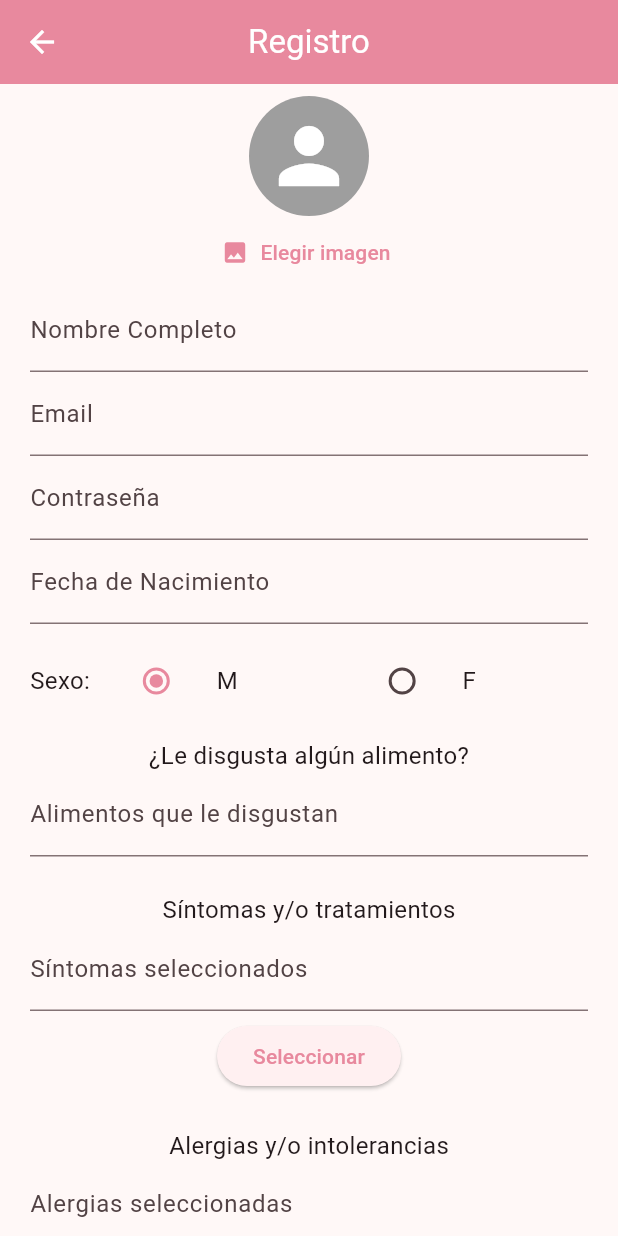
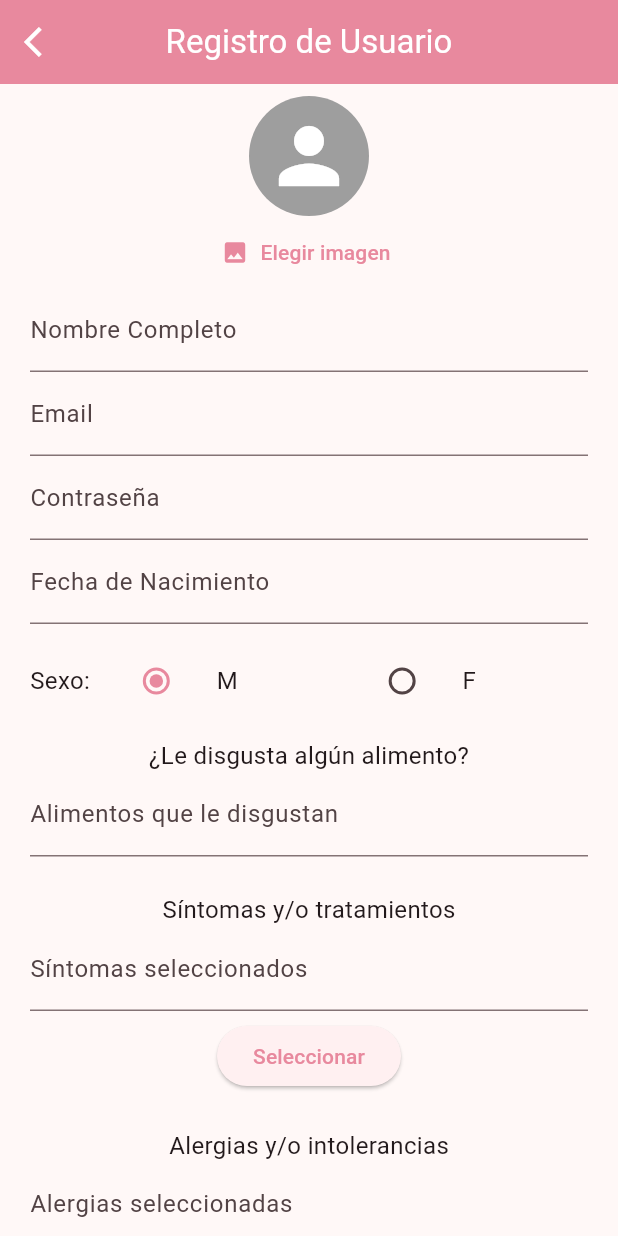
Before and after one commit to sabinelohnerv/proyecto-catas, a Flutter app: the screen it shows after launch, after a tap on an icon or button, on a phone screen of 412 x 824 dp. Run offline on Flutter 3.47's test engine with Material 3 defaults, Android fonts, the light colour scheme and no system bars; our stand-ins replace cloud_firestore, firebase_auth, firebase_core, firebase_storage, image_picker; accounts and stored records are empty; network calls fail.

Commit message:
Add and View Clients

```diff
--- a/lib/main.dart
+++ b/lib/main.dart
@@ -1,3 +1,4 @@
+import 'package:catas_univalle/view_models/client_list_viewmodel.dart';
 import 'package:catas_univalle/widgets/initial_screen_decider.dart';
 import 'package:flutter/material.dart';
 import 'package:firebase_core/firebase_core.dart';
@@ -25,6 +26,7 @@ class MyApp extends StatelessWidget {
           ChangeNotifierProvider(create: (context) => RegisterViewModel()),
           ChangeNotifierProvider(create: (context) => JudgeViewModel()),
           ChangeNotifierProvider(create: (_) => JudgeViewModel()),
+          ChangeNotifierProvider(create: (context) => ClientListViewModel()),
       ],
       child: MaterialApp(
         title: 'Catas Univalle',
--- /dev/null
+++ b/lib/models/client.dart
@@ -0,0 +1,24 @@
+import 'package:cloud_firestore/cloud_firestore.dart';
+
+class Client {
+  String id;
+  String name;
+  String logoImgUrl;
+  String email;
+
+  Client({
+    required this.id,
+    required this.name,
+    required this.logoImgUrl,
+    required this.email
+  });
+
+  factory Client.fromSnapshot(DocumentSnapshot snapshot) {
+    return Client(
+      id: snapshot.id,
+      name: snapshot['name'],
+      logoImgUrl: snapshot['logoImgUrl'],
+      email: snapshot['email'],
+    );
+  }
+}
--- /dev/null
+++ b/lib/view_models/client_list_viewmodel.dart
@@ -0,0 +1,28 @@
+import 'package:catas_univalle/models/client.dart';
+import 'package:catas_univalle/services/client_service.dart';
+import 'package:flutter/material.dart';
+
+
+class ClientListViewModel extends ChangeNotifier {
+  final ClientService _clientService = ClientService();
+  List<Client> _clients = [];
+  bool _isBusy = false;
+
+  List<Client> get clients => _clients;
+  bool get isBusy => _isBusy;
+
+  ClientListViewModel() {
+    listenToClients();
+  }
+
+  void listenToClients() {
+    _isBusy = true;
+    notifyListeners();
+
+    _clientService.clientsStream().listen((clientData) {
+      _clients = clientData;
+      _isBusy = false;
+      notifyListeners();
+    });
+  }
+}
--- a/lib/views/admin_home_view.dart
+++ b/lib/views/admin_home_view.dart
@@ -29,6 +29,10 @@ class AdminHomeView extends StatelessWidget {
               child: const Text('Lista de Jueces'),
             ),
             ElevatedButton(
+              onPressed: () => viewModel.navigateToClientList(context),
+              child: const Text('Clientes'),
+            ),
+            ElevatedButton(
               onPressed: () => _handleSignOut(context),
               child: const Text('Cerrar Sesión'),
             ),
--- a/lib/views/register_view.dart
+++ b/lib/views/register_view.dart
@@ -34,10 +34,21 @@ class _RegisterViewState extends State<RegisterView> {
 
     return Scaffold(
       appBar: AppBar(
-        title: const Text('Registro'),
-        backgroundColor: Theme.of(context).colorScheme.primary,
-        foregroundColor: Colors.white,
+        title: const Text(
+          'Registro de Usuario',
+          style: TextStyle(color: Colors.white),
+        ),
+        backgroundColor: Theme.of(context).primaryColor,
         centerTitle: true,
+        leading: IconButton(
+          icon: const Icon(
+            Icons.arrow_back_ios,
+            color: Colors.white,
+          ),
+          onPressed: () {
+            Navigator.of(context).pop();
+          },
+        ),
       ),
       body: SingleChildScrollView(
         child: Form(
--- a/lib/widgets/Judge/judge_card.dart
+++ b/lib/widgets/Judge/judge_card.dart
@@ -1,5 +1,5 @@
 import 'package:catas_univalle/models/judge.dart';
-import 'package:catas_univalle/views/judge_detail_screen.dart';
+import 'package:catas_univalle/views/judge_detail_view.dart';
 import 'package:flutter/material.dart';
 
 class JudgeCard extends StatelessWidget {
```
Also changed, not shown: lib/services/client_service.dart (added, +33 -0 lines), lib/view_models/add_client_viewmodel.dart (added, +22 -0 lines), lib/view_models/profile_viewmodel.dart (+9 -0 lines), lib/views/add_client_view.dart (added, +148 -0 lines), lib/views/client_list_view.dart (added, +64 -0 lines), lib/views/judge_list_view.dart (+5 -5 lines), lib/views/judge_detail_view.dart (renamed from lib/views/judge_detail_screen.dart), pubspec.lock.
